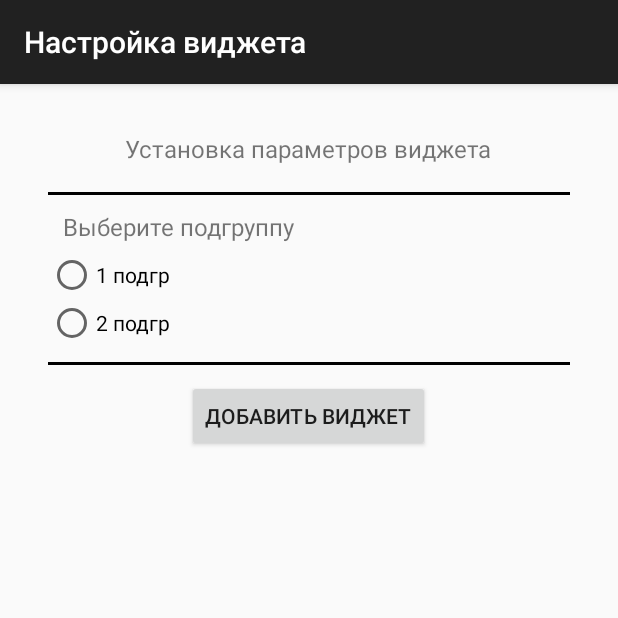
After one commit to sergiussheman/bsuirAndroidSchedule, an Android app: the ScheduleWidgetConfigureActivity screen opened directly, with no data from a screen before it, on a phone screen of 412 x 824 dp, the top half of it. The commit adds this screen. Run offline under Robolectric (Android 15) with nearby library versions, the phone set to English and light mode, and no system bars.

Commit message:
Added configuration activity for widget

```diff
--- a/app/src/main/java/com/example/myapplication/ScheduleFragmentForGroup.java
+++ b/app/src/main/java/com/example/myapplication/ScheduleFragmentForGroup.java
@@ -67,7 +67,9 @@ public class ScheduleFragmentForGroup extends Fragment {
     @Override
     public View onCreateView(LayoutInflater inflater, ViewGroup container, Bundle savedInstanceState) {
         currentView = inflater.inflate(R.layout.show_schedule_fragment_layout, container, false);
-        filterScheduleList(currentPosition, selectedWeekNumber, selectedSubGroup);
+        if(currentPosition != null) {
+            filterScheduleList(currentPosition, selectedWeekNumber, selectedSubGroup);
+        }
         return currentView;
     }
 
--- /dev/null
+++ b/app/src/main/java/com/example/myapplication/Widget/ScheduleWidgetConfigureActivity.java
@@ -0,0 +1,103 @@
+package com.example.myapplication.Widget;
+
+import android.appwidget.AppWidgetManager;
+import android.content.Intent;
+import android.content.SharedPreferences;
+import android.support.annotation.NonNull;
+import android.support.v7.app.AppCompatActivity;
+import android.os.Bundle;
+import android.view.Menu;
+import android.view.View;
+import android.widget.Button;
+import android.widget.RadioButton;
+import android.widget.Toast;
+
+import com.example.myapplication.R;
+
+public class ScheduleWidgetConfigureActivity extends AppCompatActivity {
+    private static final Integer FIRST_SUBGROUP = 1;
+    private static final Integer SECOND_SUBGROUP = 2;
+    private int mAppWidgetId;
+    private RadioButton firstSubgroupRadioButton;
+    private RadioButton secondSubgroupRadioButton;
+
+    @Override
+    protected void onCreate(Bundle savedInstanceState) {
+        super.onCreate(savedInstanceState);
+        setContentView(R.layout.activity_schedule_widget_configure);
+        setResult(RESULT_CANCELED);
+
+        Intent intent = getIntent();
+        Bundle extras = intent.getExtras();
+        if (extras != null) {
+            mAppWidgetId = extras.getInt(
+                    AppWidgetManager.EXTRA_APPWIDGET_ID,
+                    AppWidgetManager.INVALID_APPWIDGET_ID);
+        }
+
+
+        View.OnClickListener radioButtonListener = new View.OnClickListener() {
+            @Override
+            public void onClick(View v) {
+                RadioButton rb = (RadioButton) v;
+                switch (rb.getId()) {
+                    case R.id.firstSubGroupRadioButton:
+                        updateDefaultSubGroup(FIRST_SUBGROUP);
+                        break;
+                    case R.id.secondSubGroupRadioButton:
+                        updateDefaultSubGroup(SECOND_SUBGROUP);
+                        break;
+                    default:
+                        break;
+                }
+            }
+        };
+
+        firstSubgroupRadioButton = (RadioButton) findViewById(R.id.firstSubGroupRadioButton);
+        firstSubgroupRadioButton.setOnClickListener(radioButtonListener);
+
+        secondSubgroupRadioButton = (RadioButton) findViewById(R.id.secondSubGroupRadioButton);
+        secondSubgroupRadioButton.setOnClickListener(radioButtonListener);
+
+        Button finishButton = (Button) findViewById(R.id.widgetOKButton);
+        finishButton.setOnClickListener(new View.OnClickListener() {
+            @Override
+            public void onClick(View v) {
+                if(isSubGroupSetted()){
+
+                    Intent intent = new Intent(AppWidgetManager.ACTION_APPWIDGET_UPDATE, null, ScheduleWidgetConfigureActivity.this, ScheduleWidgetProvider.class);
+                    intent.putExtra(AppWidgetManager.EXTRA_APPWIDGET_IDS, new int[] {mAppWidgetId});
+                    sendBroadcast(intent);
+
+                    Intent resultValue = new Intent();
+                    resultValue.putExtra(AppWidgetManager.EXTRA_APPWIDGET_ID, mAppWidgetId);
+                    setResult(RESULT_OK, resultValue);
+                    finish();
+                } else {
+                    Toast.makeText(ScheduleWidgetConfigureActivity.this, getString(R.string.should_select_subgroup), Toast.LENGTH_LONG).show();
+                }
+            }
+        });
+
+    }
+
+    private boolean isSubGroupSetted(){
+        //return true if at least one radioButton is checked
+        return !(!firstSubgroupRadioButton.isChecked() && !secondSubgroupRadioButton.isChecked());
+    }
+
+    private void updateDefaultSubGroup(@NonNull Integer subGroup) {
+        final SharedPreferences preferences = getSharedPreferences(getResources().getString(R.string.setting_file_name), 0);
+        final SharedPreferences.Editor editor = preferences.edit();
+        editor.putInt(getResources().getString(R.string.default_subgroup), subGroup);
+        editor.apply();
+    }
+
+    @Override
+    public boolean onCreateOptionsMenu(Menu menu) {
+        // Inflate the menu; this adds items to the action bar if it is present.
+        getMenuInflater().inflate(R.menu.menu_schedule_widget_configure, menu);
+        setTitle(getResources().getString(R.string.configuration_for_widget));
+        return true;
+    }
+}
--- /dev/null
+++ b/app/src/main/res/layout/activity_schedule_widget_configure.xml
@@ -0,0 +1,76 @@
+<RelativeLayout xmlns:android="http://schemas.android.com/apk/res/android"
+    xmlns:tools="http://schemas.android.com/tools" android:layout_width="match_parent"
+    android:layout_height="match_parent" android:paddingLeft="@dimen/activity_horizontal_margin"
+    android:paddingRight="@dimen/activity_horizontal_margin"
+    android:paddingTop="@dimen/activity_vertical_margin"
+    android:paddingBottom="@dimen/activity_vertical_margin"
+    tools:context="com.example.myapplication.Widget.ScheduleWidgetConfigureActivity">
+
+    <LinearLayout
+        android:layout_width="match_parent"
+        android:layout_height="match_parent"
+        android:paddingLeft="@dimen/activity_horizontal_margin"
+        android:paddingRight="@dimen/activity_horizontal_margin"
+        android:paddingTop="@dimen/activity_vertical_margin"
+        android:paddingBottom="@dimen/activity_vertical_margin"
+        android:orientation="vertical">
+
+        <TextView
+            android:layout_width="wrap_content"
+            android:layout_height="wrap_content"
+            android:layout_gravity="center"
+            android:text="@string/widget_settings"
+            android:textSize="@dimen/abc_action_bar_content_inset_material"
+            android:id="@+id/textViewScheduleForEmployee"
+            android:layout_marginBottom="18dp"/>
+
+        <View
+            android:layout_width="match_parent"
+            android:layout_height="2dp"
+            android:background="@android:color/black"
+            android:layout_marginBottom="10dp"/>
+
+        <TextView
+            android:layout_width="wrap_content"
+            android:layout_height="wrap_content"
+            android:text="@string/select_subgroup"
+            android:textSize="@dimen/abc_action_bar_content_inset_material"
+            android:layout_marginLeft="10dp"
+            android:layout_marginBottom="5dp"/>
+
+        <RadioGroup
+            android:layout_width="match_parent"
+            android:layout_height="wrap_content"
+            android:layout_marginBottom="10dp"
+            android:orientation="vertical">
+            <RadioButton
+                android:id="@+id/firstSubGroupRadioButton"
+                android:layout_width="match_parent"
+                android:layout_height="wrap_content"
+                android:text="@string/first_sub_group"
+                />
+
+            <RadioButton
+                android:id="@+id/secondSubGroupRadioButton"
+                android:layout_width="match_parent"
+                android:layout_height="wrap_content"
+                android:text="@string/second_sub_group"/>
+        </RadioGroup>
+
+        <View
+            android:layout_width="match_parent"
+            android:layout_height="2dp"
+            android:background="@android:color/black"
+            android:layout_marginBottom="10dp"/>
+
+        <Button
+            android:id="@+id/widgetOKButton"
+            android:layout_width="wrap_content"
+            android:layout_height="wrap_content"
+            android:text="@string/add_widget"
+            android:gravity="center"
+            android:layout_gravity="center"/>
+
+    </LinearLayout>
+
+</RelativeLayout>
--- /dev/null
+++ b/app/src/main/res/menu/menu_schedule_widget_configure.xml
@@ -0,0 +1,5 @@
+<menu
+    xmlns:tools="http://schemas.android.com/tools"
+    tools:context="com.example.myapplication.Widget.ScheduleWidgetConfigureActivity">
+
+</menu>
--- a/app/src/main/res/values/strings.xml
+++ b/app/src/main/res/values/strings.xml
@@ -9,6 +9,13 @@
     <string name="navigation_drawer_close">Close navigation drawer</string>
 
     <string name="action_example">Example action</string>
+
+    <string name="configuration_for_widget">Настройка виджета</string>
+    <string name="widget_settings">Установка параметров виджета</string>
+    <string name="add_widget">Добавить виджет</string>
+    <string name="select_subgroup">Выберите подгруппу</string>
+    <string name="default_subgroup">defaultSubGroup</string>
+    <string name="should_select_subgroup">Необходимо выбрать подгруппу</string>
 
     <string name="action_settings">Settings</string>
     <string name="for_today">На сегодня</string>
@@ -111,5 +118,5 @@
 <!-- TODO: Remove or change this placeholder text -->
     <string name="hello_blank_fragment">Hello blank fragment</string>
     <string name="appwidget_text">EXAMPLE</string>
-    <string name="add_widget">Add widget</string>
+    <string name="title_activity_schedule_widget_configure">ScheduleWidgetConfigureActivity</string>
 </resources>
--- a/app/src/main/res/xml/schedule_widget_info.xml
+++ b/app/src/main/res/xml/schedule_widget_info.xml
@@ -1,6 +1,7 @@
 <?xml version="1.0" encoding="utf-8"?>
 <appwidget-provider xmlns:android="http://schemas.android.com/apk/res/android"
-    android:minWidth="110dp" android:minHeight="110dp" android:updatePeriodMillis="36000"
+    android:minWidth="110dp" android:minHeight="180dp" android:updatePeriodMillis="36000"
     android:previewImage="@drawable/example_appwidget_preview"
     android:initialLayout="@layout/schedule_widget" android:resizeMode="horizontal|vertical"
-    android:widgetCategory="home_screen" />
+    android:widgetCategory="home_screen"
+    android:configure="com.example.myapplication.Widget.ScheduleWidgetConfigureActivity"/>
```
Also changed, not shown: app/src/main/AndroidManifest.xml (+10 -1 lines), app/src/main/java/com/example/myapplication/DownloadScheduleForEmployee.java (+16 -0 lines), app/src/main/java/com/example/myapplication/DownloadScheduleForGroup.java (+15 -0 lines), app/src/main/java/com/example/myapplication/MainActivity.java (+13 -0 lines), app/src/main/java/com/example/myapplication/Utils/FileUtil.java (+26 -0 lines), app/src/main/java/com/example/myapplication/Widget/ScheduleWidgetProvider.java (+34 -7 lines), app/src/main/java/com/example/myapplication/Widget/ScheduleWidgetService.java (+35 -6 lines), app/src/main/res/layout/schedule_widget.xml (+18 -17 lines).
